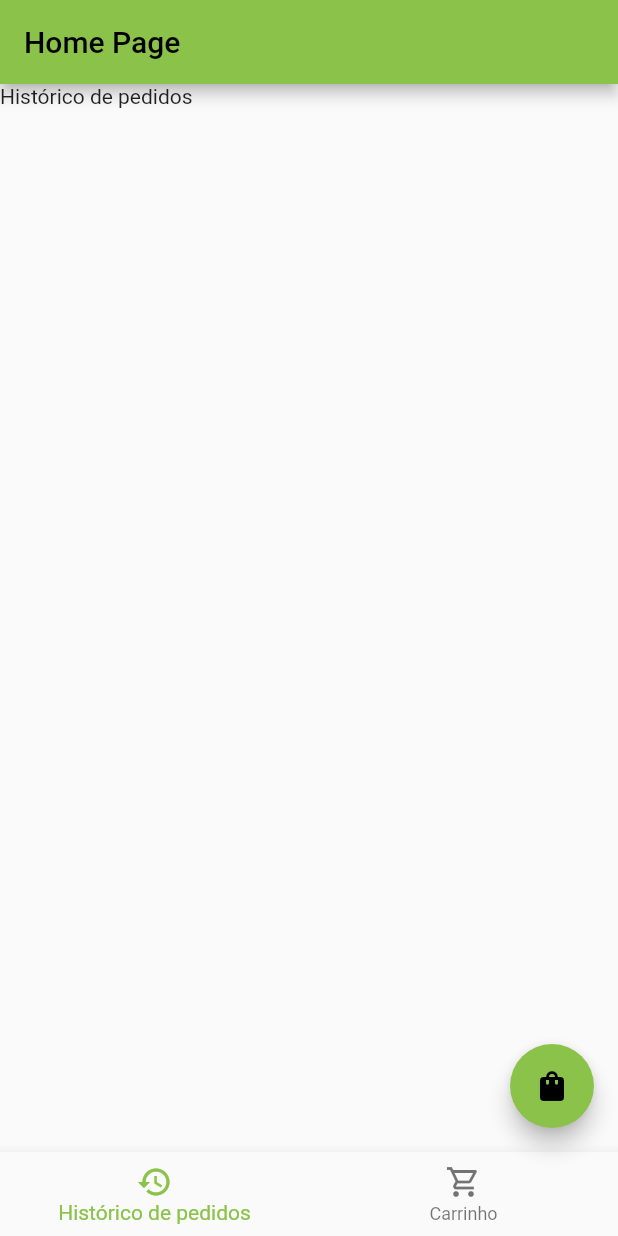
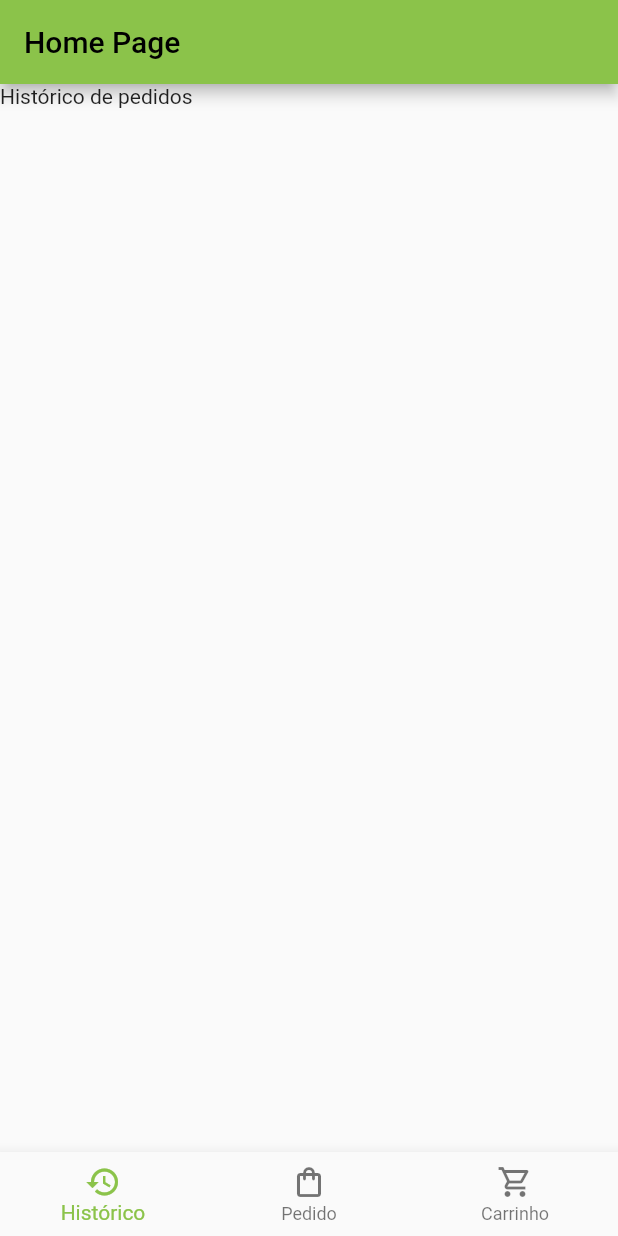
Before and after one commit to cadupereira21/SI700-Mobile, a Flutter app: the screen it shows after launch, after a tap on "Entrar", on a phone screen of 412 x 824 dp. Run offline on Flutter 3.47's test engine with Material 2 defaults, Android fonts, the phone set to English and light mode, and no system bars; our stand-ins replace flutter_bloc.

Commit message:
Create product and user profile screens with simple texts, removed floating action button and added pedido item at bottom navigation bar

```diff
--- a/app_seu_madeu_sucos/lib/View/Widgets/HomePage.dart
+++ b/app_seu_madeu_sucos/lib/View/Widgets/HomePage.dart
@@ -2,6 +2,7 @@ import 'package:flutter/material.dart';
 
 import 'CartPage.dart';
 import 'HistoryPage.dart';
+import 'ProductScreen.dart';
 
 class HomePage extends StatefulWidget {
   const HomePage({super.key, required this.title});
@@ -25,12 +26,8 @@ class _HomePageState extends State<HomePage> {
         children: const [
           HistoryPage(),
           CartPage(),
+          ProductScreen(),
         ],
-      ),
-      floatingActionButton: FloatingActionButton(
-        onPressed: () {},
-        tooltip: 'Novo Pedido',
-        child: const Icon(Icons.shopping_bag),
       ),
       bottomNavigationBar: BottomNavigationBar(
         onTap: (int value) {
@@ -39,11 +36,23 @@ class _HomePageState extends State<HomePage> {
           });
         },
         items: const [
-          BottomNavigationBarItem(icon: Icon(Icons.history_outlined), label: "Histórico de pedidos"),
-          BottomNavigationBarItem(icon: Icon(Icons.shopping_cart_outlined), label: "Carrinho"),
+          BottomNavigationBarItem(
+            icon: Icon(Icons.history_outlined),
+            label: "Histórico"
+          ),
+          BottomNavigationBarItem(
+            icon: Icon(Icons.shopping_bag_outlined),
+            label: "Pedido",
+
+          ),
+          BottomNavigationBarItem(
+            icon: Icon(Icons.shopping_cart_outlined),
+            label: "Carrinho"
+          ),
         ],
         currentIndex: currentScreen,
         fixedColor: Colors.lightGreen,
+
       ),
     );
   }
--- /dev/null
+++ b/app_seu_madeu_sucos/lib/View/Widgets/ProductScreen.dart
@@ -0,0 +1,15 @@
+import 'package:flutter/material.dart';
+
+class ProductScreen extends StatefulWidget {
+  const ProductScreen({super.key});
+
+  @override
+  State<ProductScreen> createState() => _ProductScreenState();
+}
+
+class _ProductScreenState extends State<ProductScreen> {
+  @override
+  Widget build(BuildContext context) {
+    return const Text("Tela de produtos");
+  }
+}
```
Also changed, not shown: app_seu_madeu_sucos/lib/View/Widgets/UserProfileScreen.dart (added, +15 -0 lines).
